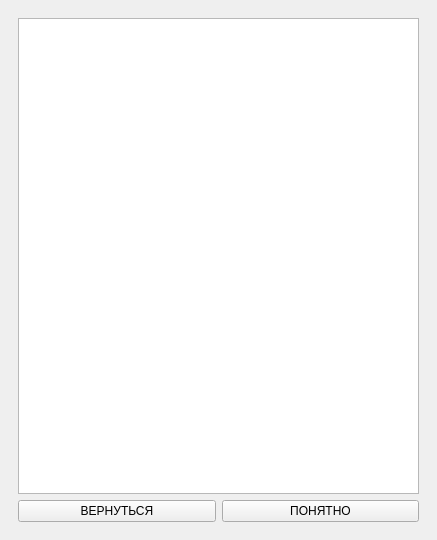
This is display/origin_files/mainWindow.ui in fernandoveragul/cour as Qt 5 draws it before an edit. The edited form follows.
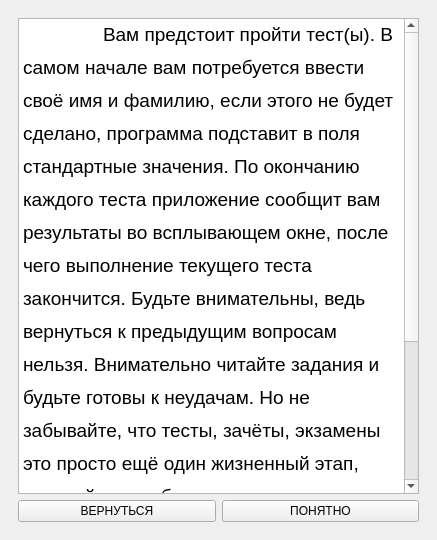
This is the edited form. The open tabs and pages were chosen to show the change.

What changed in the file:
```diff
--- a/display/origin_files/mainWindow.ui
+++ b/display/origin_files/mainWindow.ui
@@ -92,7 +92,22 @@
       <widget class="QWidget" name="instructionsPage">
        <layout class="QGridLayout" name="gridLayout_2">
         <item row="0" column="0" colspan="2">
-         <widget class="QTextBrowser" name="tboxInstruction"/>
+         <widget class="QTextBrowser" name="tboxInstruction">
+          <property name="html">
+           <string>&lt;!DOCTYPE HTML PUBLIC &quot;-//W3C//DTD HTML 4.0//EN&quot; &quot;http://www.w3.org/TR/REC-html40/strict.dtd&quot;&gt;
+&lt;html&gt;&lt;head&gt;&lt;meta name=&quot;qrichtext&quot; content=&quot;1&quot; /&gt;&lt;meta charset=&quot;utf-8&quot; /&gt;&lt;style type=&quot;text/css&quot;&gt;
+p, li { white-space: pre-wrap; }
+hr { height: 1px; border-width: 0; }
+li.unchecked::marker { content: &quot;\2610&quot;; }
+li.checked::marker { content: &quot;\2612&quot;; }
+&lt;/style&gt;&lt;/head&gt;&lt;body style=&quot; font-family:'Cantarell'; font-size:10pt; font-weight:400; font-style:normal;&quot;&gt;
+&lt;p style=&quot; margin-top:0px; margin-bottom:0px; margin-left:0px; margin-right:0px; -qt-block-indent:0; text-indent:0px; line-height:150%;&quot;&gt;&lt;span style=&quot; font-family:'Consolas'; font-size:14pt; color:#000000;&quot;&gt;	Вам предстоит пройти тест(ы). В самом начале вам потребуется ввести своё имя и фамилию, если этого не будет сделано, программа подставит в поля стандартные значения. По окончанию каждого теста приложение сообщит вам результаты во всплывающем окне, после чего выполнение текущего теста закончится. Будьте внимательны, ведь вернуться к предыдущим вопросам нельзя. Внимательно читайте задания и будьте готовы к неудачам. Но не забывайте, что тесты, зачёты, экзамены это просто ещё один жизненный этап, который может быть, как удачным, так и неудачным, но всегда стоит держать голову высоко, а взгляд ещё выше. Именно там ваше будущее, удачи! &lt;/span&gt;&lt;/p&gt;
+&lt;p style=&quot; margin-top:0px; margin-bottom:0px; margin-left:0px; margin-right:0px; -qt-block-indent:0; text-indent:0px; line-height:150%;&quot;&gt; &lt;/p&gt;
+&lt;p style=&quot; margin-top:0px; margin-bottom:0px; margin-left:0px; margin-right:0px; -qt-block-indent:0; text-indent:0px; line-height:150%;&quot;&gt; &lt;/p&gt;
+&lt;p style=&quot; margin-top:0px; margin-bottom:0px; margin-left:0px; margin-right:0px; -qt-block-indent:0; text-indent:0px; line-height:150%;&quot;&gt; &lt;/p&gt;
+&lt;p style=&quot; margin-top:0px; margin-bottom:0px; margin-left:0px; margin-right:0px; -qt-block-indent:0; text-indent:0px;&quot;&gt;&lt;/p&gt;&lt;/body&gt;&lt;/html&gt;</string>
+          </property>
+         </widget>
         </item>
         <item row="1" column="0">
          <widget class="QPushButton" name="btnGoBack">
```
Left out of the diff: 2 changed lines with no effect on the pictures.
